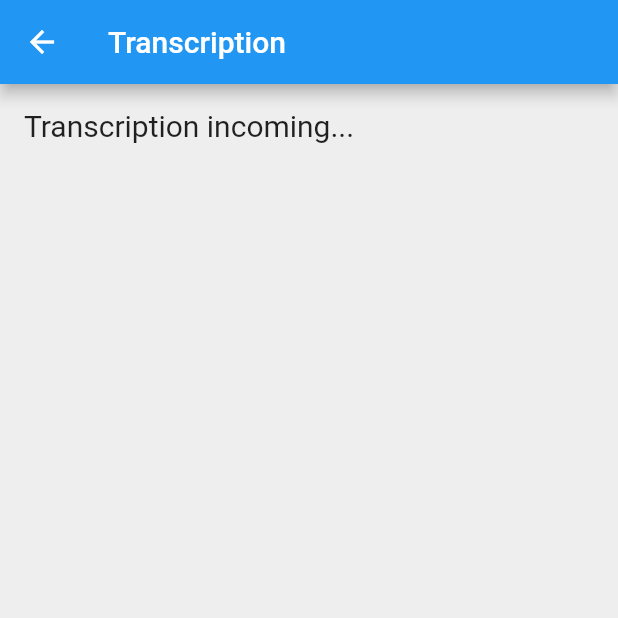
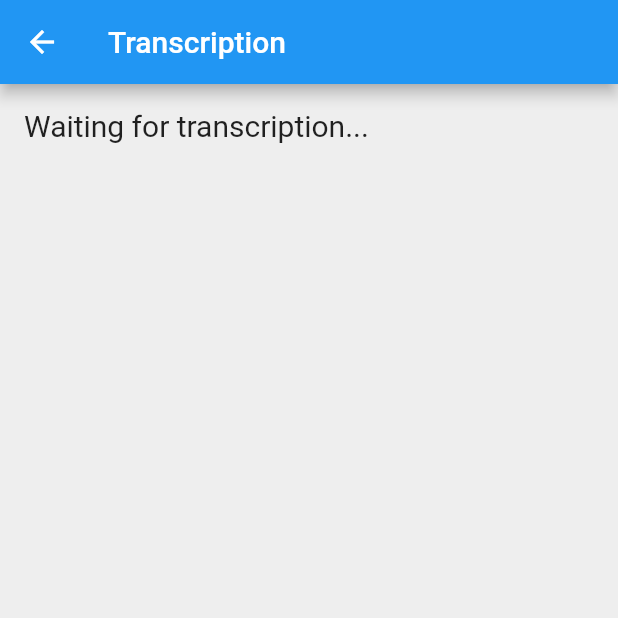
Before and after one commit to amadoug2g-zuehlke/AI_Note_Taking, a Flutter app: the TranscriptionScreen screen opened by its route, on a phone screen of 412 x 824 dp, the top half of it. Run offline on Flutter 3.47's test engine with Material 2 defaults, Android fonts, the phone set to English and light mode, and no system bars; our stand-ins replace audioplayers, file_picker, fluttertoast; missing offline and left inert: receive_sharing_intent.

Commit message:
Updating README.md & app name Adding TranslationResponse Extracting TranscriptionScreen components

```diff
--- a/ai_note_taking/lib/src/features/transcription/data/service/networking.dart
+++ b/ai_note_taking/lib/src/features/transcription/data/service/networking.dart
@@ -1,7 +1,6 @@
 import 'dart:convert';
 import 'package:ai_note_taking/src/features/transcription/data/service/transcription_request.dart';
 import 'package:ai_note_taking/src/features/transcription/domain/model/transcription_response.dart';
-import 'package:ai_note_taking/utils/credentials.dart';
 import 'package:http/http.dart' as http;
 
 class NetworkHelper {
--- a/ai_note_taking/lib/src/features/transcription/data/service/transcription_request.dart
+++ b/ai_note_taking/lib/src/features/transcription/data/service/transcription_request.dart
@@ -1,5 +1,5 @@
-import 'dart:convert';
 import 'package:ai_note_taking/src/features/transcription/data/service/networking.dart';
+import 'package:ai_note_taking/src/features/transcription/domain/model/response_format.dart';
 import 'package:ai_note_taking/src/features/transcription/domain/model/transcription_response.dart';
 import 'package:ai_note_taking/utils/credentials.dart';
 
@@ -12,8 +12,7 @@ class TranscriptionRequest {
   final String requestModel = 'whisper-1';
   final String requestFeature = 'audio/transcriptions';
 
-  final String requestPrompt =
-      'A conversation between 2 persons, leave a space everytime the speaker changes';
+  final String requestPrompt = '';
   final ResponseFormat requestResponseFormat = ResponseFormat.json;
   final int requestTemperature = 0;
   final String requestLanguage = '';
@@ -28,12 +27,6 @@ class TranscriptionRequest {
 
     return await networkHelper.getData(request);
   }
+
+//TODO: Implement methods to change arguments for custom requests
 }
-
-enum ResponseFormat {
-  json,
-  text,
-  srt,
-  verbose_json,
-  vtt,
-}
--- /dev/null
+++ b/ai_note_taking/lib/src/features/transcription/domain/model/response_format.dart
@@ -0,0 +1,7 @@
+enum ResponseFormat {
+  json,
+  text,
+  srt,
+  verbose_json,
+  vtt,
+}
--- /dev/null
+++ b/ai_note_taking/lib/src/features/transcription/presentation/components/transcription_box.dart
@@ -0,0 +1,27 @@
+import 'package:flutter/material.dart';
+
+class TranscriptionBox extends StatelessWidget {
+  const TranscriptionBox({
+    super.key,
+    required String text,
+  }) : _text = text;
+
+  final String _text;
+
+  @override
+  Widget build(BuildContext context) {
+    return Expanded(
+      child: Container(
+        padding: const EdgeInsets.all(16.0),
+        color: Colors.grey[200],
+        child: SingleChildScrollView(
+          child: Text(
+            _text,
+            textAlign: TextAlign.justify,
+            style: const TextStyle(fontSize: 20.0),
+          ),
+        ),
+      ),
+    );
+  }
+}
--- a/ai_note_taking/lib/src/features/transcription/presentation/screens/transcription_screen.dart
+++ b/ai_note_taking/lib/src/features/transcription/presentation/screens/transcription_screen.dart
@@ -1,5 +1,8 @@
 import 'dart:io';
 import 'package:ai_note_taking/src/features/transcription/data/service/transcription_request.dart';
+import 'package:ai_note_taking/src/features/transcription/presentation/components/bottom_menu.dart';
+import 'package:ai_note_taking/src/features/transcription/presentation/components/loading_bar.dart';
+import 'package:ai_note_taking/src/features/transcription/presentation/components/transcription_box.dart';
 import 'package:audioplayers/audioplayers.dart';
 import 'package:flutter/material.dart';
 import 'package:file_picker/file_picker.dart';
@@ -21,7 +24,7 @@ class _TranscriptionScreenState extends State<TranscriptionScreen> {
   late String _selectedFileName = 'No file selected';
   late File _selectedFile;
 
-  String _text = 'Transcription incoming...';
+  String _text = 'Waiting for transcription...';
   bool isLoading = false;
   bool isFilePlaying = false;
   //endregion
@@ -211,24 +214,8 @@ class _TranscriptionScreenState extends State<TranscriptionScreen> {
       body: Column(
         crossAxisAlignment: CrossAxisAlignment.stretch,
         children: <Widget>[
-          Expanded(
-            child: Container(
-              padding: const EdgeInsets.all(16.0),
-              color: Colors.grey[200],
-              child: SingleChildScrollView(
-                child: Text(
-                  _text,
-                  style: const TextStyle(fontSize: 20.0),
-                ),
-              ),
-            ),
-          ),
-          Visibility(
-            visible: isLoading ? true : false,
-            child: const LinearProgressIndicator(
-              minHeight: 5,
-            ),
-          ),
+          TranscriptionBox(text: _text),
+          LoadingBar(isLoading: isLoading),
           Container(
             margin: const EdgeInsets.all(16.0),
             child: Row(
--- a/ai_note_taking/lib/src/features/translation/presentation/screens/translation_screen.dart
+++ b/ai_note_taking/lib/src/features/translation/presentation/screens/translation_screen.dart
@@ -10,7 +10,10 @@ class TranslationScreen extends StatelessWidget {
         title: const Text('Translation'),
       ),
       body: const Center(
-        child: Text('Translation TBI'),
+        child: Text(
+          'TBD',
+          style: TextStyle(fontSize: 20),
+        ),
       ),
     );
   }
```
Also changed, not shown: ai_note_taking/lib/src/features/transcription/presentation/components/bottom_menu.dart (added, +81 -0 lines), ai_note_taking/lib/src/features/transcription/presentation/components/loading_bar.dart (added, +20 -0 lines), ai_note_taking/lib/src/features/translation/domain/model/translation_response.dart (+12 -0 lines), 3 other files.
